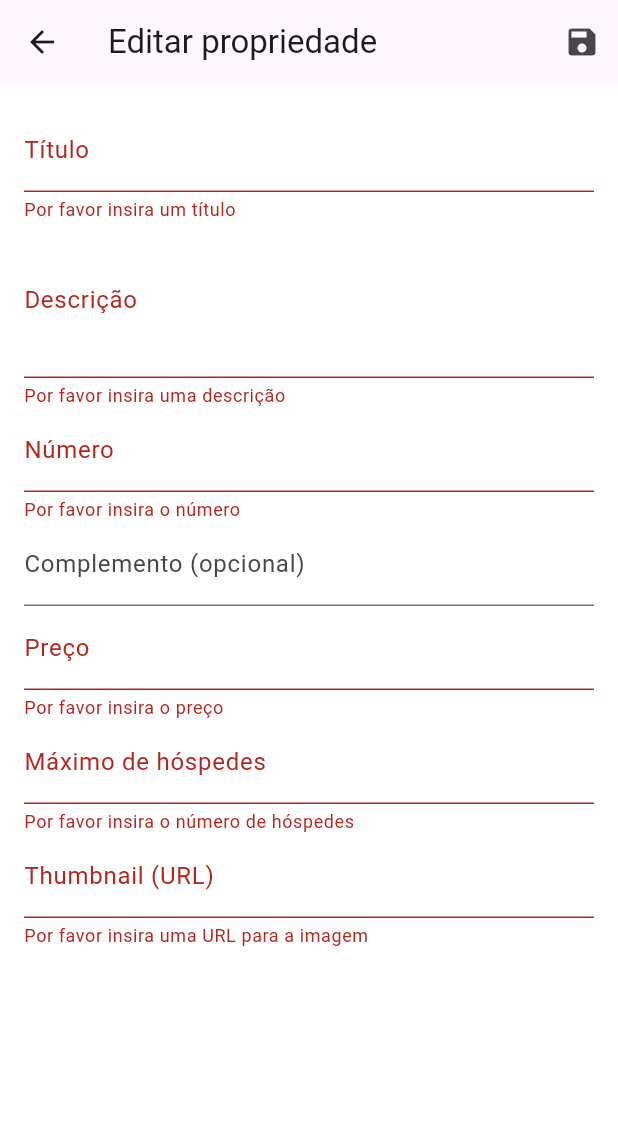
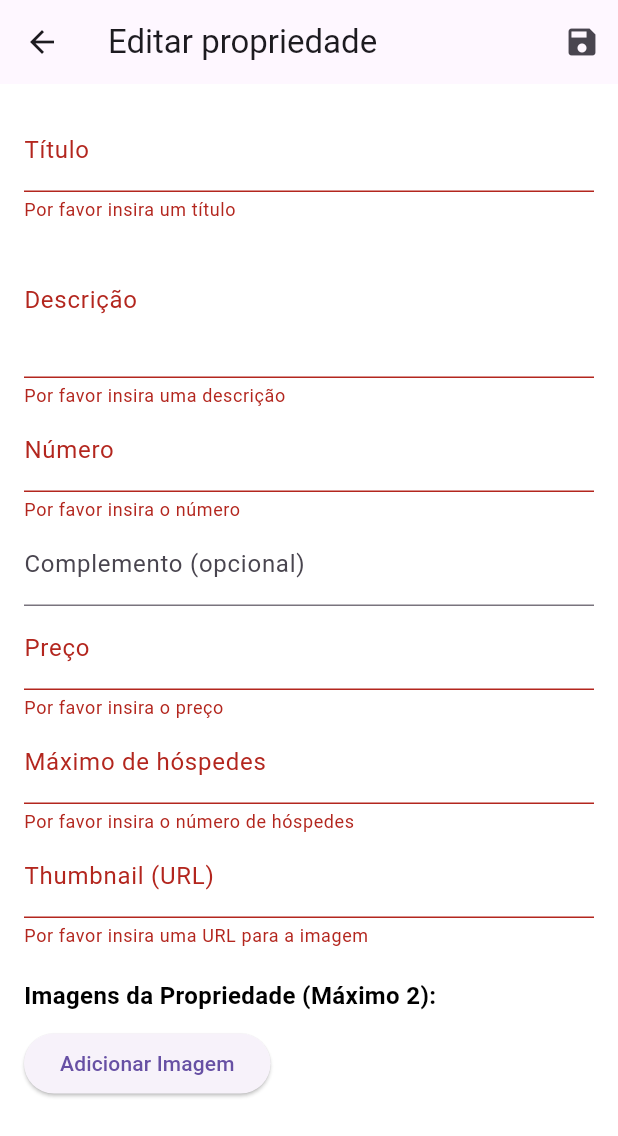
Before and after one commit to jade-mendes/reservas_app, a Flutter app: the EditProperty screen opened by its route, after a tap on the "save" icon, on a phone screen of 412 x 824 dp. Shown: the top 1136 px of the screen. Run offline on Flutter 3.47's test engine with Material 3 defaults, Android fonts, the phone set to English and light mode, and no system bars; our stand-ins replace sqflite_common_ffi; accounts and stored records are empty; statements that could not run were skipped.

Commit message:
update: agora é possível editar as imagens da propriedade

```diff
--- a/lib/ui/screens/anunciar/edit_property.dart
+++ b/lib/ui/screens/anunciar/edit_property.dart
@@ -1,5 +1,7 @@
 import 'package:flutter/material.dart';
+import 'package:reservas_app/models/image.dart';
 import 'package:reservas_app/models/property.dart';
+import 'package:reservas_app/services/image_service.dart';
 import 'package:reservas_app/services/property_service.dart';
 
 class EditProperty extends StatefulWidget {
@@ -14,6 +16,9 @@ class _EditPropertyState extends State<EditProperty> {
   final _formKey = GlobalKey<FormState>();
   late Property _property;
   final PropertyService _propertyService = PropertyService();
+
+  List<ImageCustom> _images = [];
+  List<ImageCustom> _originalImages = [];
 
   // Controladores para os campos do formulário
   late TextEditingController _titleController;
@@ -46,6 +51,7 @@ class _EditPropertyState extends State<EditProperty> {
     final args = ModalRoute.of(context)!.settings.arguments;
     if (args != null && args is Property) {
       _property = args;
+      _loadImages();
 
       // Atualiza os controladores com os valores reais
       _titleController.text = _property.title;
@@ -63,8 +69,28 @@ class _EditPropertyState extends State<EditProperty> {
     }
   }
 
+  Future<void> _loadImages() async {
+    final images = await ImageService().getImagesByPropertyId(_property.id!);
+    if (mounted) {
+      setState(() {
+        _images = images;
+        _originalImages = List.from(images);
+      });
+    }
+  }
+
   Future<void> _saveProperty() async {
     if (_formKey.currentState!.validate()) {
+      for (var image in _images) {
+        if (image.path.isEmpty) {
+          ScaffoldMessenger.of(context).showSnackBar(
+            const SnackBar(content: Text('Preencha todas as URLs de imagem!')),
+          );
+          return;
+        }
+      }
+
+      try {
         final updatedProperty = Property(
           id: _property.id,
           userId: _property.userId,
@@ -80,8 +106,24 @@ class _EditPropertyState extends State<EditProperty> {
           thumbnail: _thumbnailController.text,
         );
 
-      try {
         await _propertyService.updateProperty(updatedProperty);
+
+        final imageService = ImageService();
+        // Remove imagens excluídas
+        for (var original in _originalImages) {
+          if (!_images.any((img) => img.id == original.id)) {
+            await imageService.deleteImage(original.id!);
+          }
+        }
+
+        // Atualiza/Insere imagens
+        for (var image in _images) {
+          if (image.id != null) {
+            await imageService.updateImage(image);
+          } else {
+            await imageService.insertImage(image);
+          }
+        }
         Navigator.pop(context, true); // Retorna indicando sucesso
         ScaffoldMessenger.of(context).showSnackBar(
           const SnackBar(content: Text('Propriedade atualizada com sucesso!')),
@@ -191,11 +233,85 @@ class _EditPropertyState extends State<EditProperty> {
                   return null;
                 },
               ),
+              const SizedBox(height: 20),
+              _buildImageSection(),
             ],
           ),
         ),
       ),
     );
+  }
+
+  Widget _buildImageSection() {
+    return Column(
+      crossAxisAlignment: CrossAxisAlignment.start,
+      children: [
+        const Text(
+          'Imagens da Propriedade (Máximo 2):',
+          style: TextStyle(fontSize: 16, fontWeight: FontWeight.bold),
+        ),
+        const SizedBox(height: 10),
+        ..._images.asMap().entries.map((entry) {
+          final index = entry.key;
+          final image = entry.value;
+          return _buildImageRow(image, index);
+        }).toList(),
+        if (_images.length < 2) _buildAddImageButton(),
+      ],
+    );
+  }
+
+  Widget _buildImageRow(ImageCustom image, int index) {
+    return Row(
+      key: Key(image.id?.toString() ?? 'new_$index'),
+      children: [
+        Expanded(
+          child: TextFormField(
+            initialValue: image.path,
+            decoration: const InputDecoration(labelText: 'URL da Imagem'),
+            onChanged: (value) => _updateImagePath(index, value),
+            validator: (value) =>
+                value!.isEmpty ? 'Insira uma URL válida' : null,
+          ),
+        ),
+        IconButton(
+          icon: const Icon(Icons.delete, color: Colors.red),
+          onPressed: () => _removeImage(index),
+        ),
+      ],
+    );
+  }
+
+  Widget _buildAddImageButton() {
+    return ElevatedButton(
+      onPressed: _addImage,
+      child: const Text('Adicionar Imagem'),
+    );
+  }
+
+  void _addImage() {
+    setState(() {
+      _images.add(ImageCustom(
+        propertyId: _property.id!,
+        path: '',
+      ));
+    });
+  }
+
+  void _removeImage(int index) {
+    setState(() {
+      _images.removeAt(index);
+    });
+  }
+
+  void _updateImagePath(int index, String newPath) {
+    setState(() {
+      _images[index] = ImageCustom(
+        id: _images[index].id,
+        propertyId: _images[index].propertyId,
+        path: newPath,
+      );
+    });
   }
 
   @override
```
Lines whose indentation alone changed are shown as unchanged.
